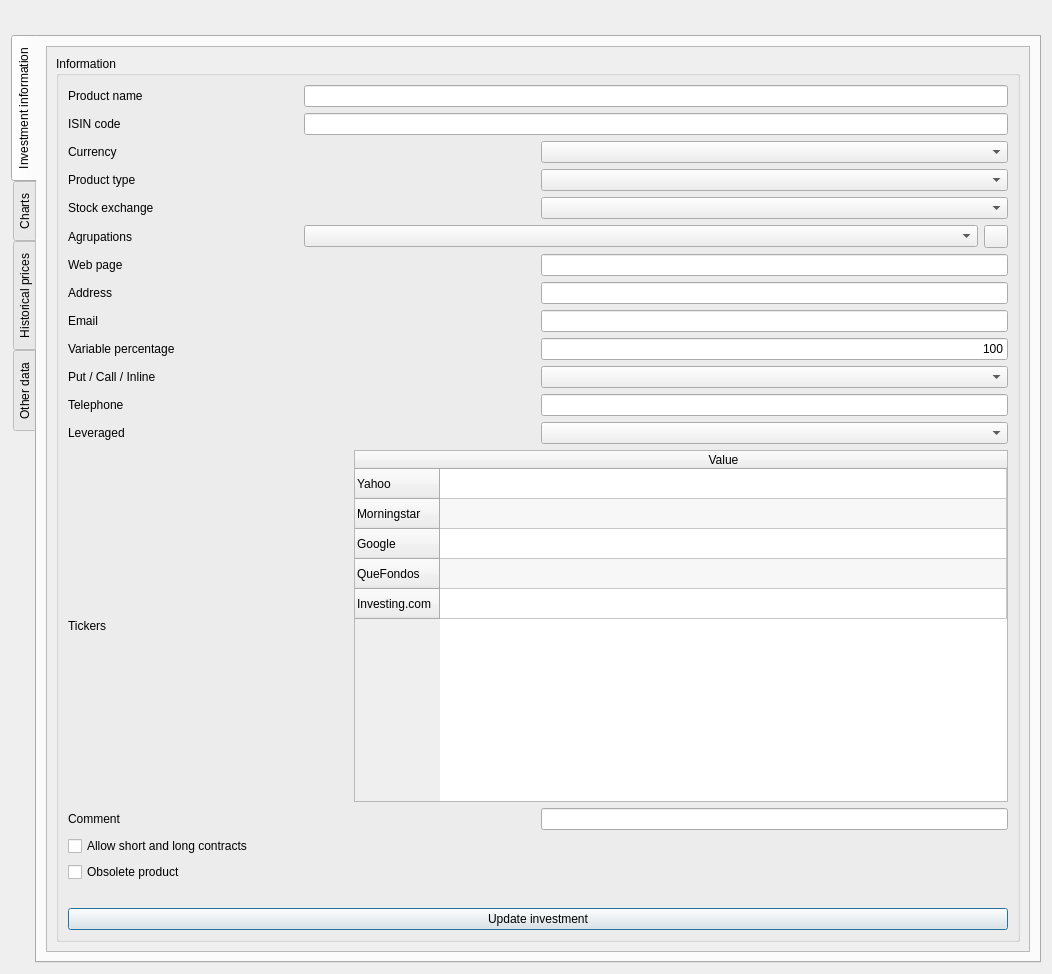
The window that xulpymoney/ui/frmProductReport.ui (turulomio/xulpymoney) describes before a commit, drawn with Qt 5.
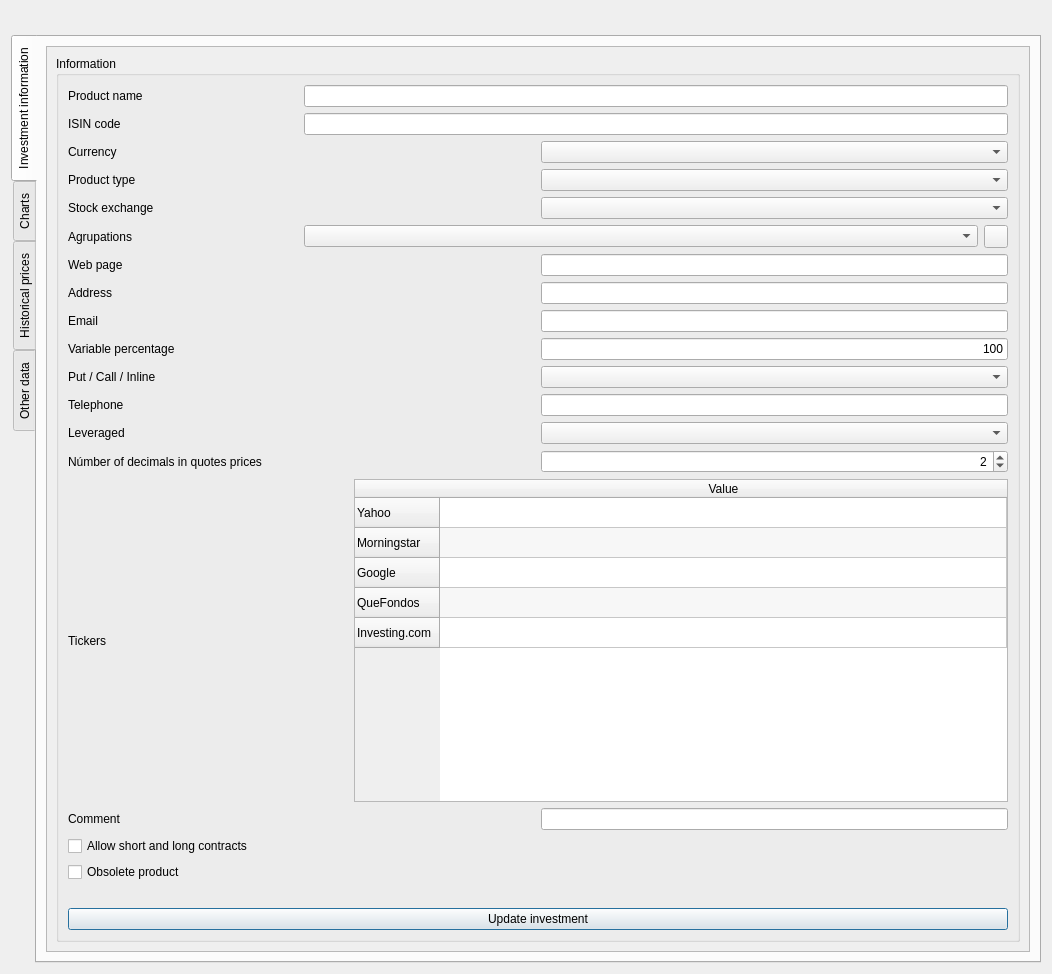
The same window after the commit. Icons and pictures are not drawn. Custom widgets are drawn as their Qt base class.

Commit message: Added decimals to database. Removed amount from database. Added decimals to products.xlsx

What changed in the file:
```diff
--- a/xulpymoney/ui/frmProductReport.ui
+++ b/xulpymoney/ui/frmProductReport.ui
@@ -79,8 +79,8 @@
                <rect>
                 <x>0</x>
                 <y>0</y>
-                <width>983</width>
-                <height>904</height>
+                <width>963</width>
+                <height>942</height>
                </rect>
               </property>
               <layout class="QHBoxLayout" name="horizontalLayout_31">
@@ -433,6 +433,30 @@
                       </item>
                      </layout>
                     </item>
+                    <item>
+                     <layout class="QHBoxLayout" name="horizontalLayout_25">
+                      <item>
+                       <widget class="QLabel" name="label_7">
+                        <property name="text">
+                         <string>Númber of decimals in quotes prices</string>
+                        </property>
+                       </widget>
+                      </item>
+                      <item>
+                       <widget class="QSpinBox" name="spnDecimals">
+                        <property name="alignment">
+                         <set>Qt::AlignRight|Qt::AlignTrailing|Qt::AlignVCenter</set>
+                        </property>
+                        <property name="maximum">
+                         <number>10</number>
+                        </property>
+                        <property name="value">
+                         <number>2</number>
+                        </property>
+                       </widget>
+                      </item>
+                     </layout>
+                    </item>
                     <item>
                      <layout class="QHBoxLayout" name="horizontalLayout_42">
                       <item>
```
The commit also changes 5 other files.
